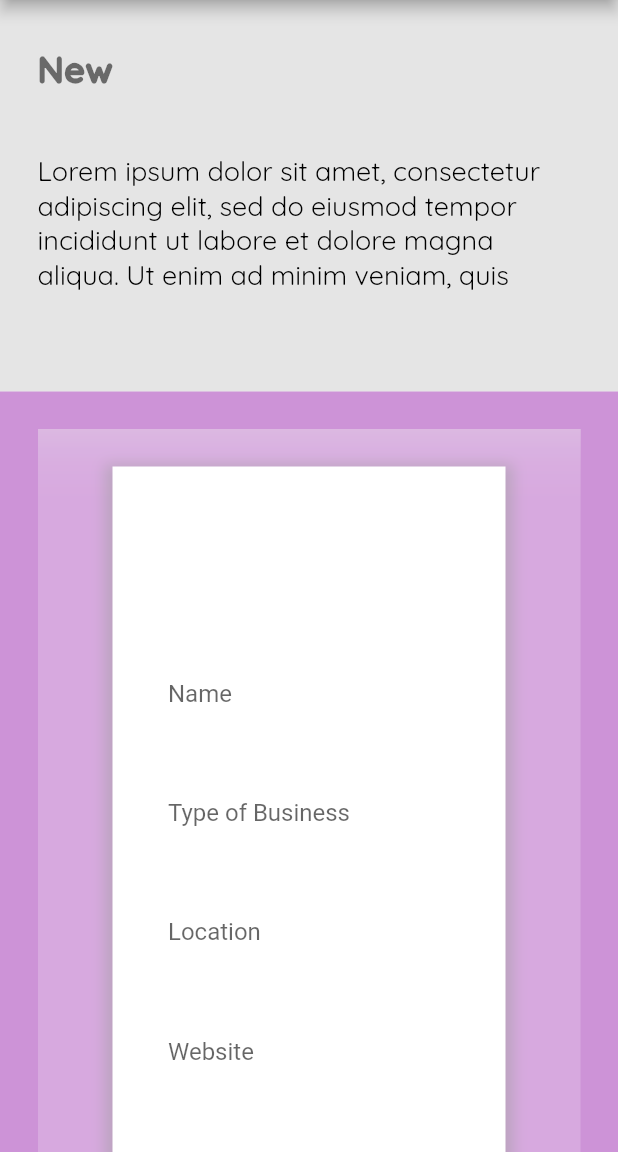
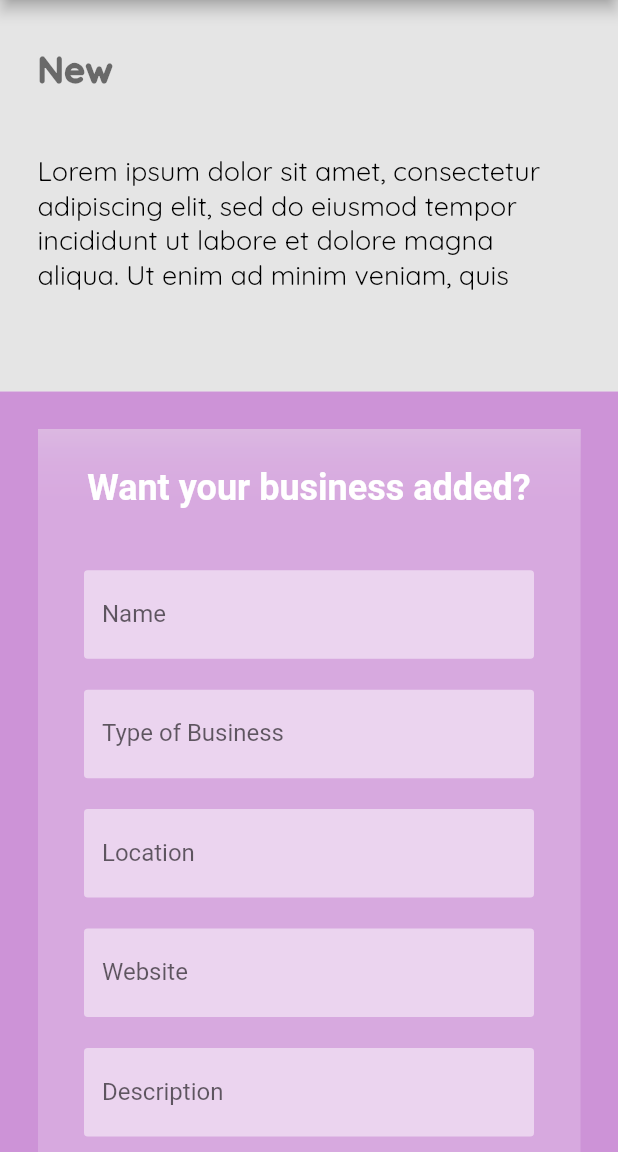
Before and after one commit to Ansontheprogrammer/timeless-website, a Flutter app: the screen it shows after launch, scrolled down 1152 dp, on a phone screen of 412 x 824 dp, the part 84-1236 px from its top. Run offline on Flutter 3.47's test engine with Material 2 defaults, Android fonts, the phone set to English and light mode, and no system bars; our stand-ins replace cloud_firestore, firebase_core, google_fonts; missing offline and left inert: cloud_firestore_web, firebase_core_web; accounts and stored records are empty; Roboto replaces fonts that are missing (Jura).

Commit message:
Fixed migration issue

```diff
--- a/lib/ui/widgets/home/recommended/nearby_businesses/nearby_card.dart
+++ b/lib/ui/widgets/home/recommended/nearby_businesses/nearby_card.dart
@@ -10,13 +10,17 @@ class NearbyBusinessCard extends StatelessWidget {
 
   @override
   Widget build(BuildContext context) {
+    double screenWidth = MediaQuery.of(context).size.width;
+    bool onDesktop = screenWidth > 600;
     return Container(
-        width: MediaQuery.of(context).size.width / 4,
+      width: onDesktop
+          ? MediaQuery.of(context).size.width / 4
+          : MediaQuery.of(context).size.width * 0.4,
       child: Card(
         shape: RoundedRectangleBorder(
-              borderRadius: BorderRadius.circular(15.0),
+          borderRadius: BorderRadius.circular(7.0),
         ),
-            color: Colors.transparent,
+        color: Colors.white,
         elevation: 0,
         child: Column(
           crossAxisAlignment: CrossAxisAlignment.start,
@@ -27,7 +31,9 @@ class NearbyBusinessCard extends StatelessWidget {
               child: FittedBox(
                 fit: BoxFit.fill,
                 child: ClipRRect(
-                        borderRadius: BorderRadius.circular(8.0),
+                  borderRadius: BorderRadius.only(
+                      topLeft: Radius.circular(2.5),
+                      topRight: Radius.circular(2.5)),
                   child: Image.network(
                     'https://images.unsplash.com/photo-1613664161831-35ca95a4b953?ixid=MXwxMjA3fDB8MHxwaG90by1wYWdlfHx8fGVufDB8fHw%3D&ixlib=rb-1.2.1&auto=format&fit=crop&w=668&q=80',
                     height: 150.0,
@@ -81,7 +87,10 @@ class NearbyBusinessCard extends StatelessWidget {
                   // ),
                 ],
               ),
+            )
+          ],
         ),
-                ])));
+      ),
+    );
   }
 }
--- a/lib/ui/widgets/home/signup/form_container.dart
+++ b/lib/ui/widgets/home/signup/form_container.dart
@@ -7,34 +7,29 @@ class FormContainer extends StatelessWidget {
   @override
   Widget build(BuildContext context) {
     double screenWidth = MediaQuery.of(context).size.width;
-    bool displayedOnTabletOrSmaller = screenWidth < 600;
 
-    return Container(
-      padding: EdgeInsets.all(25),
-      margin: EdgeInsets.only(
-          left: !displayedOnTabletOrSmaller
-              ? MediaQuery.of(context).size.width / 5
-              : 25,
-          right: !displayedOnTabletOrSmaller
-              ? MediaQuery.of(context).size.width / 5
-              : 25),
-      decoration: BoxDecoration(
-        color: Colors.white,
-        boxShadow: [
-          BoxShadow(
-            color: Colors.grey.withOpacity(0.5),
-            spreadRadius: 5,
-            blurRadius: 7,
-            offset: Offset(0, 3), // changes position of shadow
+    return Row(
+      mainAxisAlignment: MainAxisAlignment.spaceEvenly,
+      children: [
+        if (screenWidth > 1000)
+          Container(
+              height: MediaQuery.of(context).size.height * 0.6,
+              width: MediaQuery.of(context).size.height * 0.4,
+              decoration: BoxDecoration(
+                  borderRadius: BorderRadius.all(Radius.circular(1.5)),
+                  image: DecorationImage(
+                      fit: BoxFit.cover,
+                      image: NetworkImage(
+                          'https://images.unsplash.com/photo-1610473068533-b68dbcd23543?ixid=MXwxMjA3fDB8MHxwaG90by1wYWdlfHx8fGVufDB8fHw%3D&ixlib=rb-1.2.1&auto=format&fit=crop&w=668&q=80')))),
+        if (screenWidth > 1000)
+          SizedBox(
+            width: 25,
           ),
-        ],
-      ),
-      child: Container(
-        child: ConstrainedBox(
-          constraints: BoxConstraints(maxWidth: 400),
+        ConstrainedBox(
+          constraints: BoxConstraints(maxWidth: 300),
           child: child,
         ),
-      ),
+      ],
     );
   }
 }
```
Lines whose indentation alone changed are shown as unchanged.
